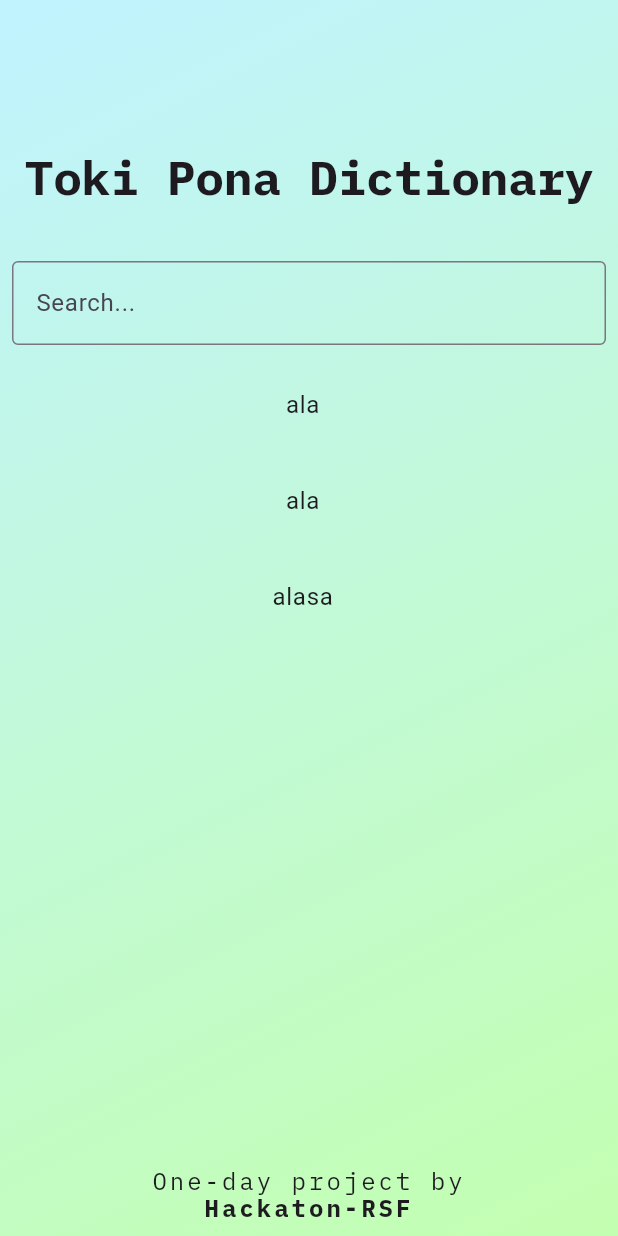
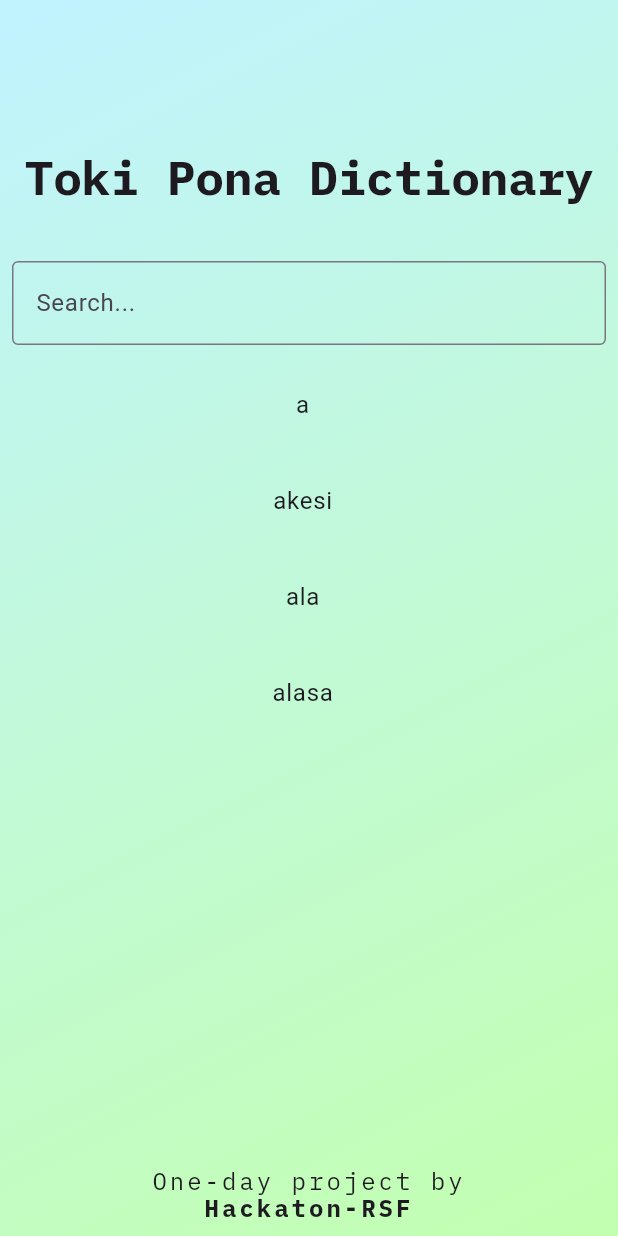
Before and after one commit to hackathon-RSF/toki-pona-dictionary, a Flutter app: the screen it shows after launch, on a phone screen of 412 x 824 dp. Run offline on Flutter 3.47's test engine with Material 3 defaults, Android fonts, the phone set to English and light mode, and no system bars; our stand-ins replace google_fonts.

Commit message:
feat: improve dictionary data rappresenation

```diff
--- a/lib/data/dict_repo.dart
+++ b/lib/data/dict_repo.dart
@@ -1,25 +1,95 @@
 List<Entry> loadWords() {
   return [
-    Entry(word: "ala", translation: ["not", "nothing", "no"], usage: [Usage.adjective], origin: Origin(word: "ara", language: "Georgian", meaning: "no")),
-    Entry(word: "ala", translation: ["not", "nothing", "no"], usage: [Usage.adjective], origin: Origin(word: "ara", language: "Georgian")),
-    Entry(word: "alasa", usage: [Usage.noun], translation: ["gather"]),
+    Entry(
+      word: "a",
+      meanings: [
+        Meaning(
+          translations: ["emphasis", "emotion", "confirmation"],
+          usage: Usage.particle
+        ),
+      ],
+    ),
+    Entry(
+      word: "akesi",
+      meanings: [
+        Meaning(
+          translations: ["reptile", "amphibian", "scaly creature", "crawling creature"],
+          usage: Usage.noun
+        ),
+      ],
+      origin: Origin(
+        word: "hagedis",
+        language: "Dutch",
+        meaning: "lizard"
+      ),
+    ),
+    Entry(
+      word: "ala",
+      meanings: [
+        Meaning(
+          translations: ["not", "nothing", "no"],
+          usage: Usage.particle
+        ),
+        Meaning(
+          translations: ["'negates a word or phrase'"],
+          usage: Usage.particle
+        ),
+        Meaning(
+          translations: ["zero"],
+          usage: Usage.number
+        ),
+      ],
+      origin: Origin(
+        word: "ara",
+        language: "Georgian",
+        meaning: "no"
+      ),
+    ),
+    Entry(
+      word: "alasa",
+      meanings: [
+        Meaning(
+          translations: ["hunt", "forage", "search", "attempt"],
+          usage: Usage.noun
+        ),
+        Meaning(
+          translations: ["try to"],
+          usage: Usage.preverb
+        ),
+      ],
+      origin: Origin(
+        word: "à la chasse",
+        language: "Acadian French",
+        meaning: "hunting, (literally) on the hunt"
+      ),
+    ),
   ];
 }
 
 class Entry {
   final String word;
-  final List<String> translation;
-  final List<Usage> usage;
+  final List<Meaning> meanings;
   final Origin? origin;
   Entry({
    required this.word,
-   required this.translation,
-   required this.usage,
+   required this.meanings,
    this.origin,
   });
 
   @override
-  String toString() => 'Entry(word: $word, translation: $translation, usage: $usage, origin: $origin)';
+  String toString() => 'Entry(word: $word, meanings: $meanings, origin: $origin)';
+}
+
+class Meaning {
+  final List<String> translations;
+  final Usage usage;
+  Meaning({
+    required this.translations,
+    required this.usage
+  });
+
+  @override
+  String toString() => 'Meaning(translations: $translations, usage: $usage)';
 }
 
 class Origin {
@@ -36,4 +106,4 @@ class Origin {
   String toString() => 'Origin(word: $word, language: $language, meaning: $meaning)';
 }
 
-enum Usage {interject, adjective, noun, verb}
+enum Usage {interject, adjective, noun, verb, particle, number, preverb}
```
